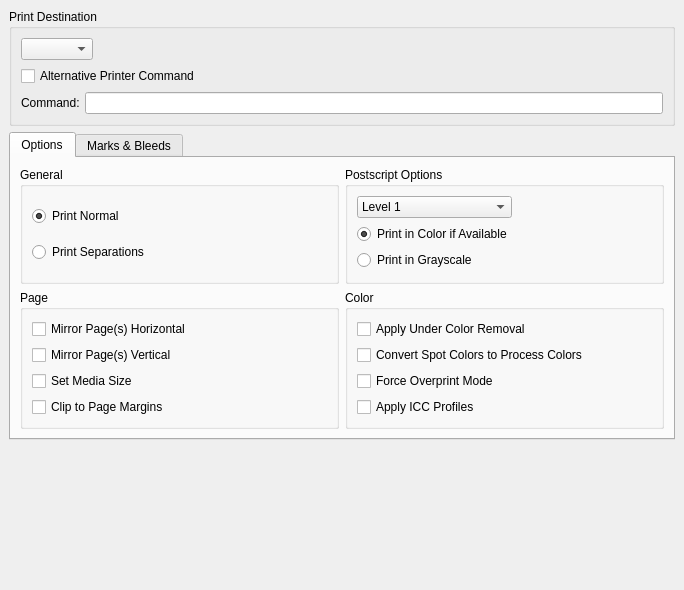
scribusproject/scribus, file scribus/tabprinter.ui: the form before one commit.
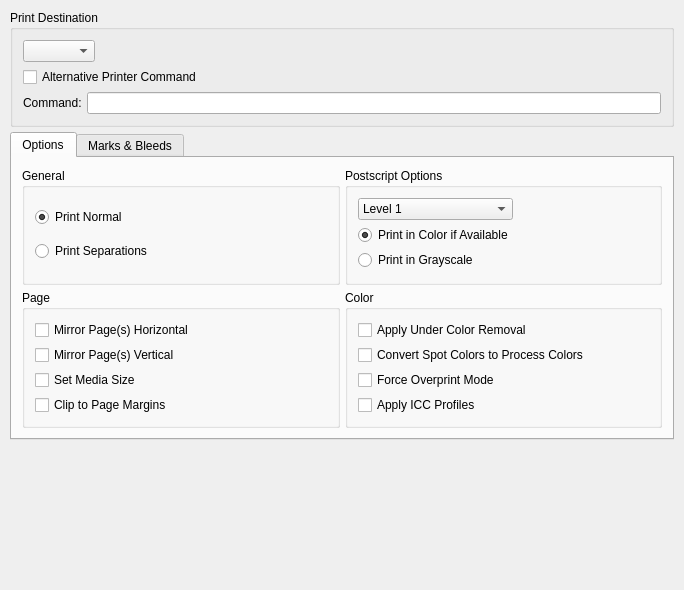
The form after the commit. Custom widgets are drawn as their Qt base class.

Commit message: Removed unneeded #include and adjusted the layout margins and spacing a bit

What changed in the file:
```diff
--- a/scribus/tabprinter.ui
+++ b/scribus/tabprinter.ui
@@ -14,10 +14,10 @@
   </property>
   <layout class="QGridLayout" >
    <property name="margin" >
-    <number>9</number>
+    <number>10</number>
    </property>
    <property name="spacing" >
-    <number>6</number>
+    <number>5</number>
    </property>
    <item row="2" column="0" >
     <spacer>
@@ -46,10 +46,10 @@
       </attribute>
       <layout class="QGridLayout" >
        <property name="margin" >
-        <number>9</number>
+        <number>10</number>
        </property>
        <property name="spacing" >
-        <number>6</number>
+        <number>5</number>
        </property>
        <item row="1" column="0" >
         <widget class="QGroupBox" name="groupPage" >
@@ -58,10 +58,10 @@
          </property>
          <layout class="QGridLayout" >
           <property name="margin" >
-           <number>9</number>
+           <number>10</number>
           </property>
           <property name="spacing" >
-           <number>6</number>
+           <number>5</number>
           </property>
           <item row="0" column="0" >
            <widget class="QCheckBox" name="mirrorH" >
@@ -101,10 +101,10 @@
          </property>
          <layout class="QGridLayout" >
           <property name="margin" >
-           <number>9</number>
+           <number>10</number>
           </property>
           <property name="spacing" >
-           <number>6</number>
+           <number>5</number>
           </property>
           <item row="2" column="0" colspan="2" >
            <widget class="QRadioButton" name="printGray" >
@@ -152,10 +152,10 @@
          </property>
          <layout class="QGridLayout" >
           <property name="margin" >
-           <number>9</number>
+           <number>10</number>
           </property>
           <property name="spacing" >
-           <number>6</number>
+           <number>5</number>
           </property>
           <item row="1" column="0" >
            <widget class="QRadioButton" name="buttonSeparations" >
@@ -184,10 +184,10 @@
          </property>
          <layout class="QGridLayout" >
           <property name="margin" >
-           <number>9</number>
+           <number>10</number>
           </property>
           <property name="spacing" >
-           <number>6</number>
+           <number>5</number>
           </property>
           <item row="0" column="0" >
            <widget class="QCheckBox" name="doGCR" >
@@ -379,10 +379,10 @@
      </property>
      <layout class="QGridLayout" >
       <property name="margin" >
-       <number>9</number>
+       <number>10</number>
       </property>
       <property name="spacing" >
-       <number>6</number>
+       <number>5</number>
       </property>
       <item row="1" column="0" colspan="2" >
        <widget class="QCheckBox" name="useAltPrintCommand" >
@@ -441,7 +441,7 @@
    </item>
   </layout>
  </widget>
- <layoutdefault spacing="6" margin="11" />
+ <layoutdefault spacing="5" margin="10" />
  <customwidgets>
   <customwidget>
    <class>ScrSpinBox</class>
```
Left out of the diff: 8 changed lines with no effect on the pictures. The commit also changes 1 other file.
